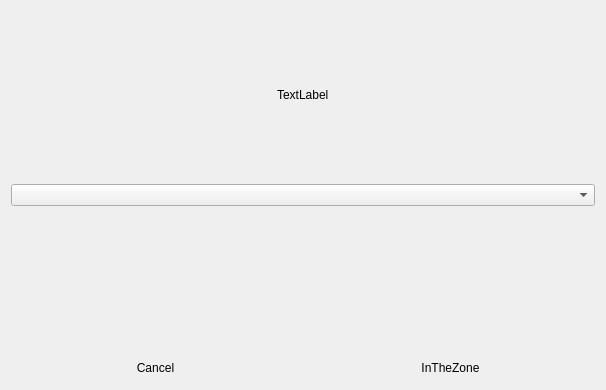
Old version of the form qt_gui/ui/fancy_timer.ui in the repository ravenvz/SprintTimer.
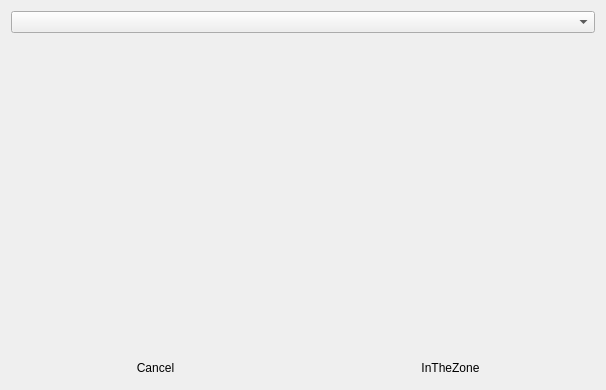
New version of the form. Custom widgets are drawn as their Qt base class.

Commit message: Made today progress indicator a separate object

What changed in the file:
```diff
--- a/qt_gui/ui/fancy_timer.ui
+++ b/qt_gui/ui/fancy_timer.ui
@@ -16,7 +16,7 @@
   <layout class="QGridLayout" name="gridLayout_2">
    <item row="0" column="0">
     <layout class="QGridLayout" name="gridLayout">
-     <item row="1" column="0" colspan="2">
+     <item row="0" column="0" colspan="2">
       <widget class="sprint_timer::ui::qt_gui::SubmissionBox" name="cbxSubmissionCandidate">
        <property name="sizePolicy">
         <sizepolicy hsizetype="Ignored" vsizetype="Fixed">
@@ -49,13 +49,6 @@
        </property>
       </widget>
      </item>
-     <item row="0" column="0" colspan="2" alignment="Qt::AlignHCenter">
-      <widget class="QLabel" name="labelDailyGoalProgress">
-       <property name="text">
-        <string>TextLabel</string>
-       </property>
-      </widget>
-     </item>
     </layout>
    </item>
   </layout>
```
Left out of the diff: 4 changed lines with no effect on the pictures. The commit also changes 14 other files.
